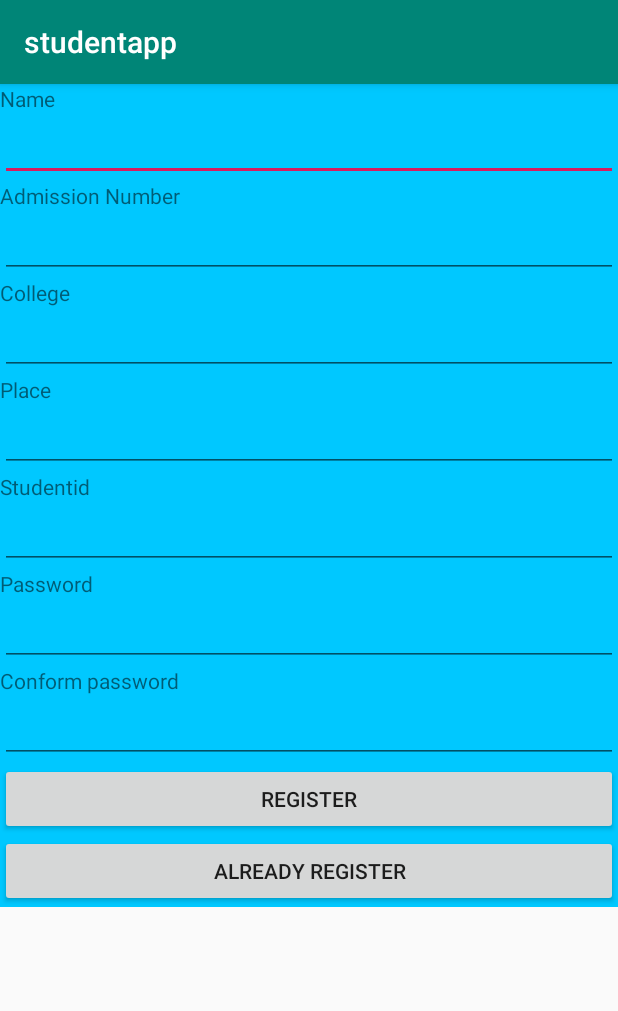
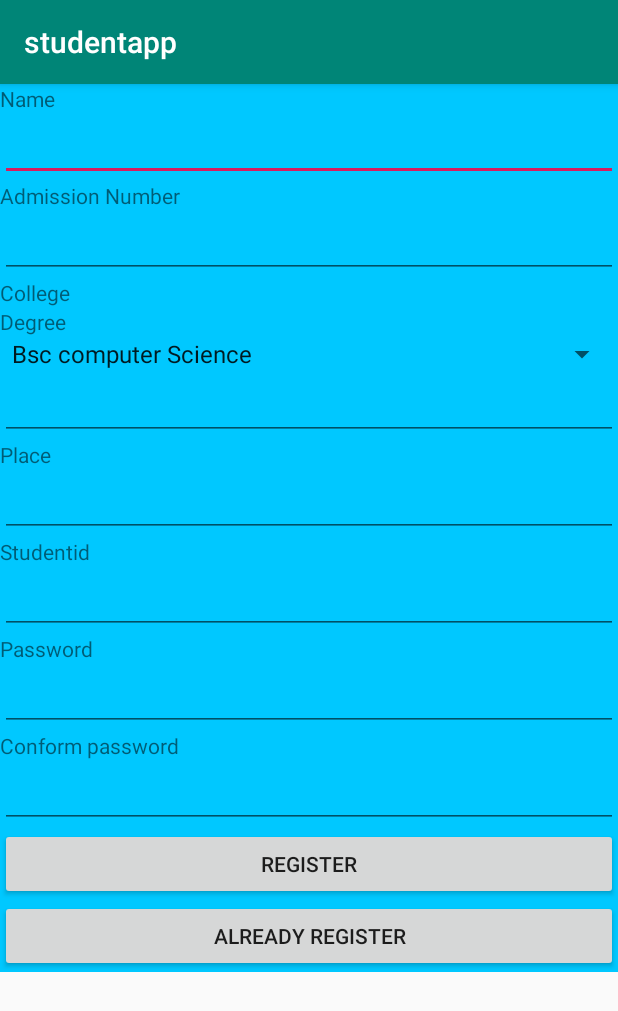
Before and after one commit to athirajayachandren/studentapp, an Android app: the screen it shows after launch (RegisterActivity), after a tap on "REGISTER", on a phone screen of 412 x 824 dp. Shown: the top 1011 px of the screen. Run offline under Robolectric (Android 15) with nearby library versions, the phone set to English and light mode, and no system bars.

```diff
--- a/app/src/main/java/com/example/administrator/studentapp/MainActivitystud.java
+++ b/app/src/main/java/com/example/administrator/studentapp/MainActivitystud.java
@@ -1,6 +1,7 @@
 package com.example.administrator.studentapp;
 
 import android.content.Intent;
+import android.content.SharedPreferences;
 import android.support.v7.app.AppCompatActivity;
 import android.os.Bundle;
 import android.view.View;
@@ -12,7 +13,7 @@ public class MainActivitystud extends AppCompatActivity {
 
     EditText s1,s2;
     Button b1,b2;
-    String getsid,getpassword;
+    String getsid,getpassword,checkusername;
     String id= "mzc";
     String pass= "college";
 
@@ -21,6 +22,17 @@ public class MainActivitystud extends AppCompatActivity {
     protected void onCreate(Bundle savedInstanceState) {
         super.onCreate(savedInstanceState);
         setContentView(R.layout.activity_main_activitystud);
+
+
+        SharedPreferences pref=getSharedPreferences("Login",MODE_PRIVATE);
+        checkusername=pref.getString("studentid",null);
+
+        if(checkusername!= null)
+        {
+            Intent j=new Intent(getApplicationContext(),welcomeActivity.class);
+            startActivity(j);
+        }
+
 
         s1=(EditText)findViewById(R.id.stuid);
         s2=(EditText)findViewById(R.id.pass);
@@ -36,7 +48,15 @@ public class MainActivitystud extends AppCompatActivity {
 
                 if ((getsid .equals(id)) && (getpassword .equals(pass))) {
 
+                    SharedPreferences.Editor editor=getSharedPreferences("Login",MODE_PRIVATE).edit();
+                    editor.putString("studentid",getsid);
+                    editor.putString("password",getpassword);
+                    editor.apply();
+
                     Intent j = new Intent(getApplicationContext(), welcomeActivity.class);
+                   j.putExtra("student",getsid);
+                   j.putExtra("password",getpassword);
+
                     startActivity(j);
                 } else {
                     Toast.makeText(getApplicationContext(), "user name and password are incorrect", Toast.LENGTH_LONG).show();
--- a/app/src/main/res/layout/activity_main_activitystud.xml
+++ b/app/src/main/res/layout/activity_main_activitystud.xml
@@ -25,12 +25,14 @@
         android:id="@+id/pass"
         android:inputType="textPassword"/>
     <Button
+        android:background="@color/colorAccent"
         android:layout_width="match_parent"
         android:layout_height="wrap_content"
         android:text="Login"
         android:id="@+id/log"/>
 
     <Button
+        android:background="@color/colorlogin"
         android:layout_width="match_parent"
         android:layout_height="wrap_content"
         android:text="Register"
--- a/app/src/main/res/layout/activity_register.xml
+++ b/app/src/main/res/layout/activity_register.xml
@@ -31,6 +31,16 @@
         android:layout_width="match_parent"
         android:layout_height="wrap_content"
         android:text="College"/>
+
+    <TextView
+        android:layout_width="match_parent"
+        android:layout_height="wrap_content"
+        android:text="Degree"/>
+
+    <Spinner
+        android:layout_width="match_parent"
+        android:layout_height="wrap_content"
+        android:entries="@array/DegreeList"></Spinner>
 
     <EditText
         android:layout_width="match_parent"
--- a/app/src/main/res/layout/activity_welcome.xml
+++ b/app/src/main/res/layout/activity_welcome.xml
@@ -9,4 +9,10 @@
         android:layout_height="wrap_content"
         android:text="WELCOME STUDENT"
         android:textSize="20dp"/>
+
+    <Button
+        android:layout_width="wrap_content"
+        android:layout_height="wrap_content"
+        android:id="@+id/logout"
+        android:text="Logout"/>
 </LinearLayout>
--- a/app/src/main/res/values/colors.xml
+++ b/app/src/main/res/values/colors.xml
@@ -3,4 +3,6 @@
     <color name="colorPrimary">#008577</color>
     <color name="colorPrimaryDark">#00574B</color>
     <color name="colorAccent">#D81B60</color>
+    <color name="colorlogin">#0080bb</color>
+    <color name="colordark">#aa6300</color>
 </resources>
--- a/app/src/main/res/values/strings.xml
+++ b/app/src/main/res/values/strings.xml
@@ -1,3 +1,10 @@
 <resources>
     <string name="app_name">studentapp</string>
+
+    <string-array name="DegreeList">
+        <item>Bsc computer Science</item>
+        <item>BCA</item>
+        <item>MCA</item>
+        <item>MSC</item>
+    </string-array>
 </resources>
```
Also changed, not shown: app/src/main/java/com/example/administrator/studentapp/welcomeActivity.java (+38 -0 lines).
